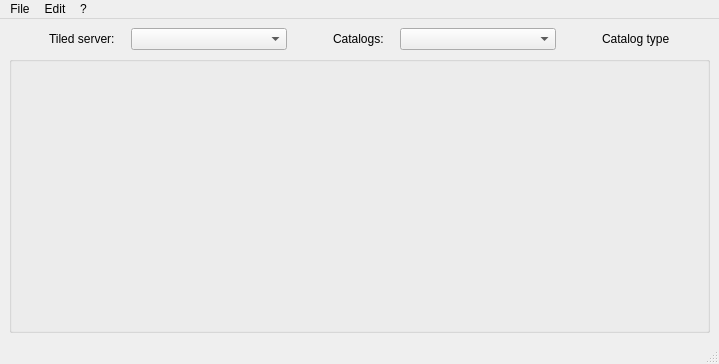
BCDA-APS/gemviz, file gemviz/resources/mainwindow.ui: the form before one commit.
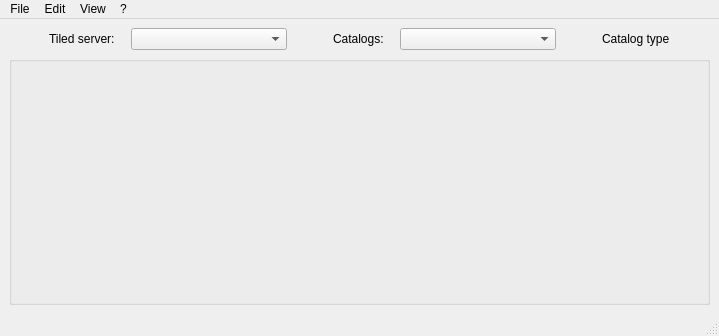
The form after the commit.

Commit message: Refactor sort preference handling

```diff
--- a/gemviz/resources/mainwindow.ui
+++ b/gemviz/resources/mainwindow.ui
@@ -7,7 +7,7 @@
     <x>0</x>
     <y>0</y>
     <width>719</width>
-    <height>364</height>
+    <height>336</height>
    </rect>
   </property>
   <property name="windowTitle">
@@ -136,7 +136,7 @@
      <x>0</x>
      <y>0</y>
      <width>719</width>
-     <height>22</height>
+     <height>24</height>
     </rect>
    </property>
    <widget class="QMenu" name="menuFile">
@@ -161,8 +161,15 @@
     </property>
     <addaction name="actionAbout"/>
    </widget>
+   <widget class="QMenu" name="menuView">
+    <property name="title">
+     <string>View</string>
+    </property>
+    <addaction name="actionSortNewestFirst"/>
+   </widget>
    <addaction name="menuFile"/>
    <addaction name="menuEdit"/>
+   <addaction name="menuView"/>
    <addaction name="menu"/>
   </widget>
   <widget class="QStatusBar" name="statusbar"/>
```
Left out of the diff: 14 changed lines with no effect on the pictures. The commit also changes 1 other file.
